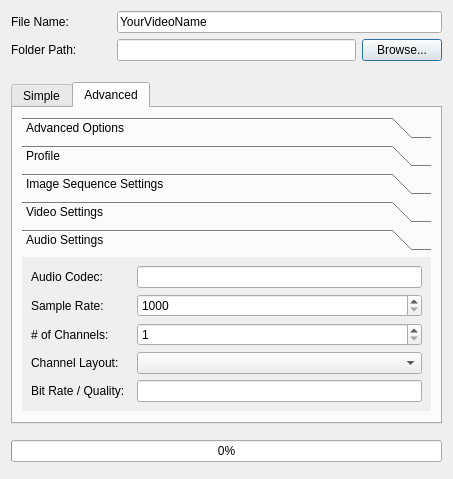
Old version of the form src/windows/ui/export.ui in the repository OpenShot/openshot-qt.
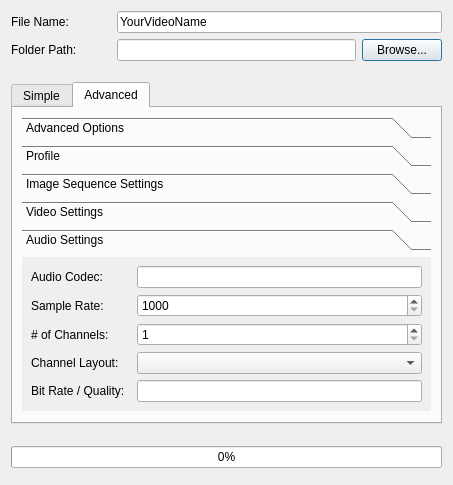
New version of the form. The open tabs and pages were chosen to show the change. Icons and pictures are not drawn.

Commit message: Added an option to the export dialog to shutdown the system 60 seconds after the export is completed.

```diff
--- a/src/windows/ui/export.ui
+++ b/src/windows/ui/export.ui
@@ -7,7 +7,7 @@
     <x>0</x>
     <y>0</y>
     <width>453</width>
-    <height>479</height>
+    <height>485</height>
    </rect>
   </property>
   <property name="sizePolicy">
```
Left out of the diff: 175 changed lines with no effect on the pictures. The commit also changes 1 other file.
